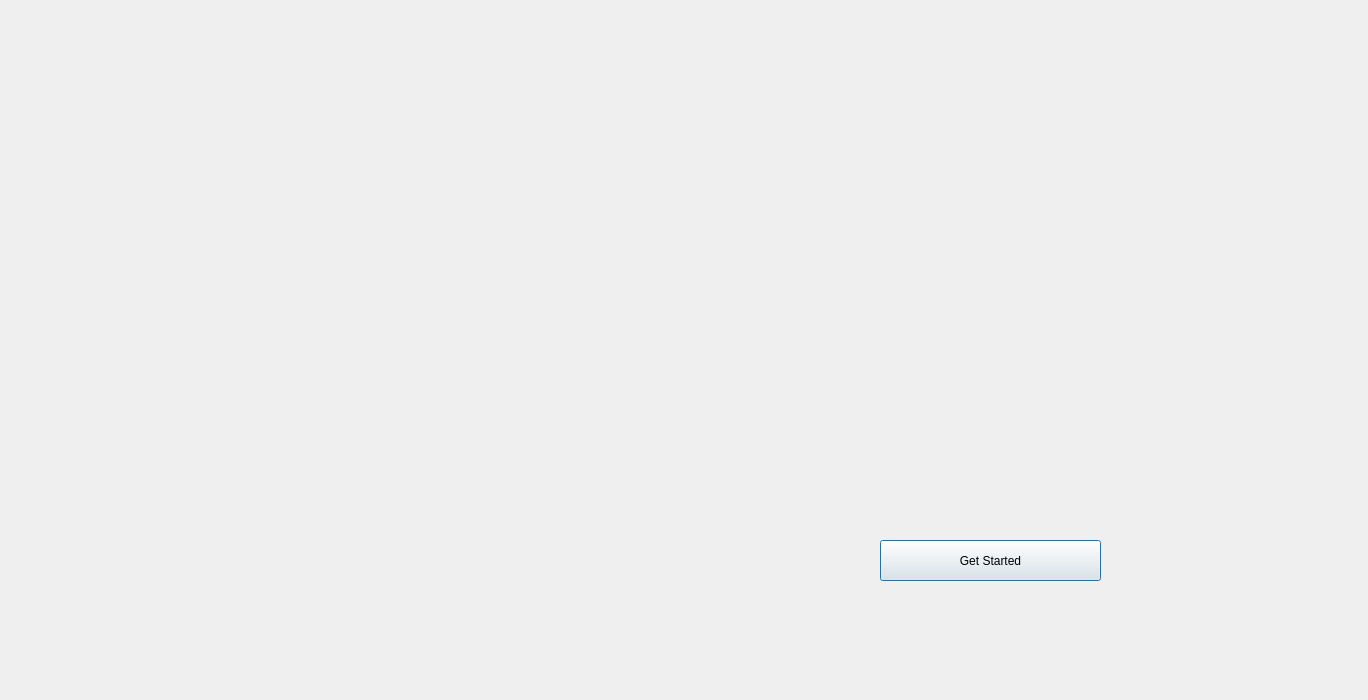
First picture: the form in first.ui, repository manasvi30/the-muncheese-project, before the edit.
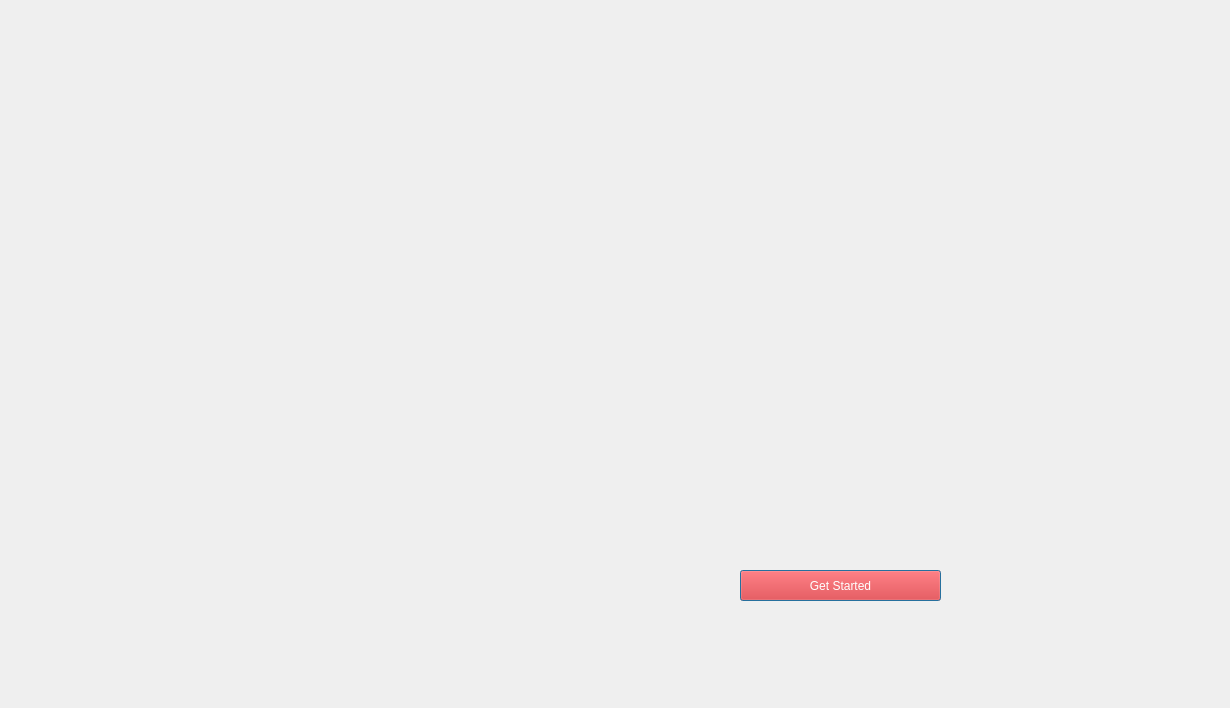
Second picture: the form after the edit.

```diff
--- a/first.ui
+++ b/first.ui
@@ -6,8 +6,8 @@
    <rect>
     <x>0</x>
     <y>0</y>
-    <width>1368</width>
-    <height>700</height>
+    <width>1230</width>
+    <height>708</height>
    </rect>
   </property>
   <property name="windowTitle">
@@ -16,10 +16,10 @@
   <widget class="QLabel" name="label">
    <property name="geometry">
     <rect>
-     <x>160</x>
-     <y>30</y>
+     <x>20</x>
+     <y>10</y>
      <width>1211</width>
-     <height>651</height>
+     <height>681</height>
     </rect>
    </property>
    <property name="text">
@@ -29,12 +29,16 @@
   <widget class="QPushButton" name="pushButton">
    <property name="geometry">
     <rect>
-     <x>880</x>
-     <y>540</y>
-     <width>221</width>
-     <height>41</height>
+     <x>740</x>
+     <y>570</y>
+     <width>201</width>
+     <height>31</height>
     </rect>
    </property>
+   <property name="styleSheet">
+    <string notr="true">background-color:  red;
+color: white;</string>
+   </property>
    <property name="text">
     <string>Get Started</string>
    </property>
```
